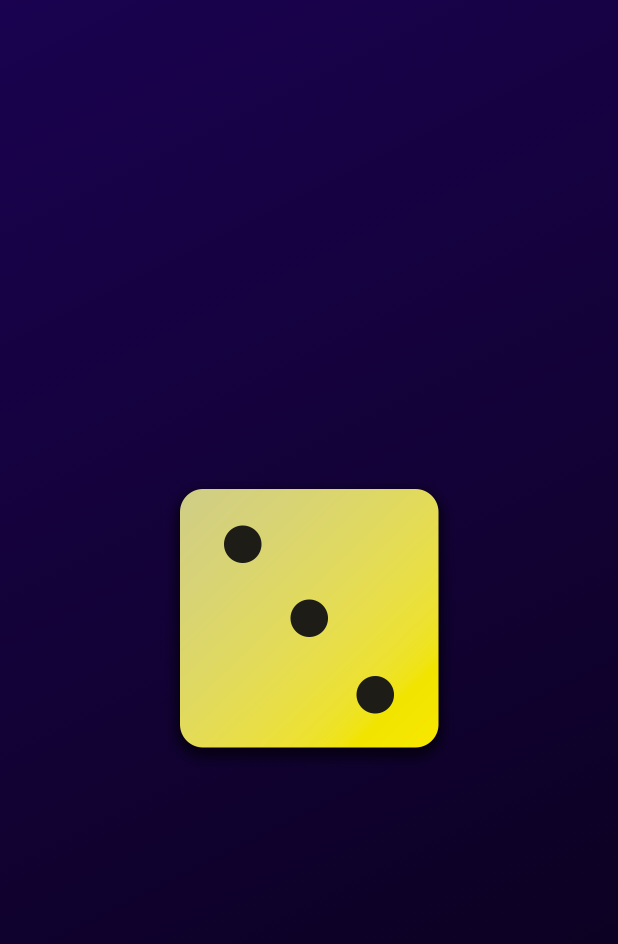
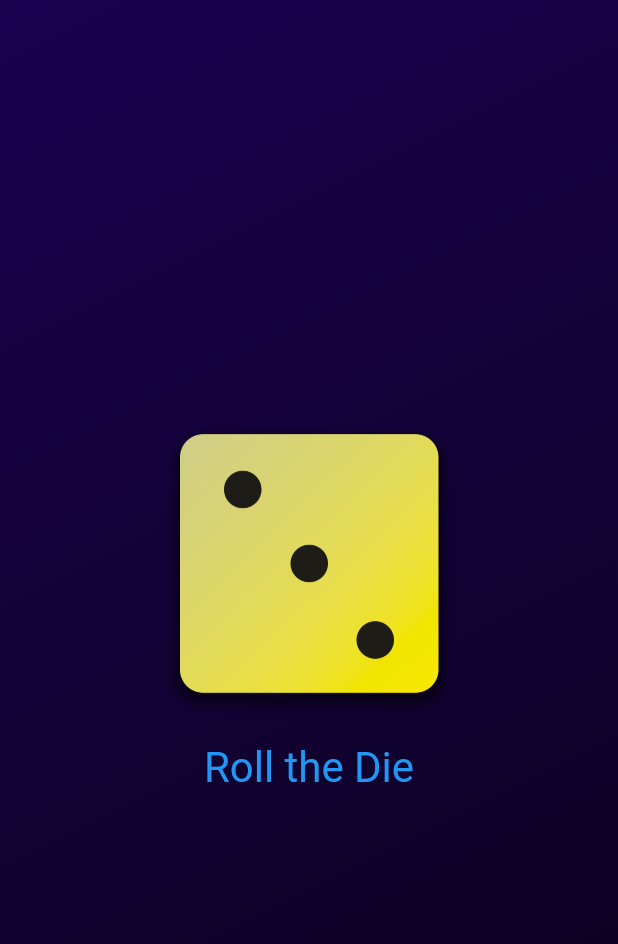
Before and after one commit to Alson71/some_random_flutter_project, a Flutter app: the screen it shows after launch, on a phone screen of 412 x 824 dp. Shown: the top 944 px of the screen. Run offline on Flutter 3.47's test engine with Material 3 defaults, Android fonts, the light colour scheme and no system bars.

Commit message:
Added stateful dice_roller widget and some randomizing for the dice

```diff
--- /dev/null
+++ b/lib/dice_roller.dart
@@ -0,0 +1,47 @@
+import 'package:flutter/material.dart';
+import 'dart:math';
+class DiceRoller extends StatefulWidget{
+  @override
+  State<DiceRoller> createState() {
+    return _DiceRollerState();
+  }
+
+}
+
+class _DiceRollerState extends State<DiceRoller>{
+      var activeDiceImage = 'assets/images/dice-3.png';
+      var currentDiceRoll = 2;
+      void rollDice(){
+        setState((){
+          currentDiceRoll = Random().nextInt(6) + 1;
+          activeDiceImage = 'assets/images/dice-$currentDiceRoll.png';
+        });
+
+        print('Rolling die');
+      }
+  @override
+  Widget build(BuildContext context){
+
+      return Column(
+          mainAxisSize: MainAxisSize.min,
+          children: [
+              Image.asset(
+                activeDiceImage,
+                width: 200,
+                ),
+
+              TextButton(
+                onPressed: rollDice,
+                style: TextButton.styleFrom(
+                  padding: const EdgeInsets.all(20),
+                  foregroundColor: Colors.blue,
+                  textStyle: const TextStyle(
+                    fontSize: 28,
+                    ),
+                  ),
+                child: Text("Roll the Die"),
+              ),
+          ],
+        );
+  }
+}
--- a/lib/gradient_container.dart
+++ b/lib/gradient_container.dart
@@ -1,4 +1,5 @@
 import 'package:flutter/material.dart';
+import 'dice_roller.dart';
 
 class GradientContainer extends StatelessWidget {
   GradientContainer(this.startAlignment, this.endAlignment,{ super.key});
@@ -19,10 +20,8 @@ class GradientContainer extends StatelessWidget {
         ),
       ),
       child: Center(
-        child: Image.asset(
-          'assets/images/dice-3.png',
-          width: 200,
-          )),
+        child: DiceRoller(),
+      ),
     );
   }
 }
```
